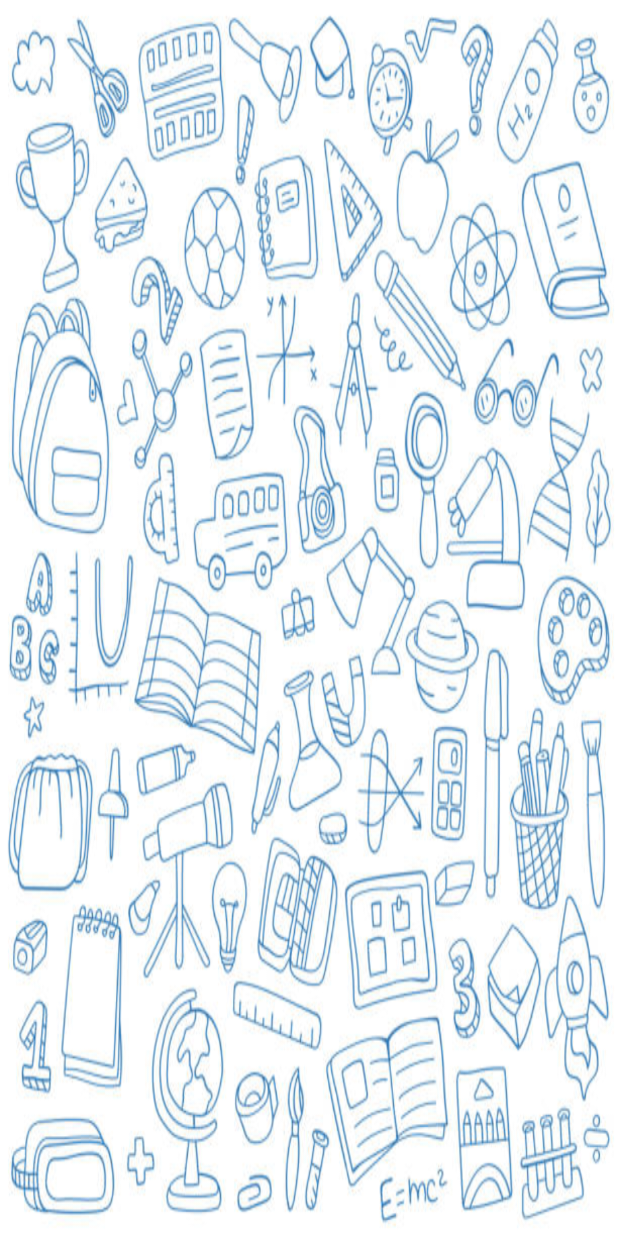
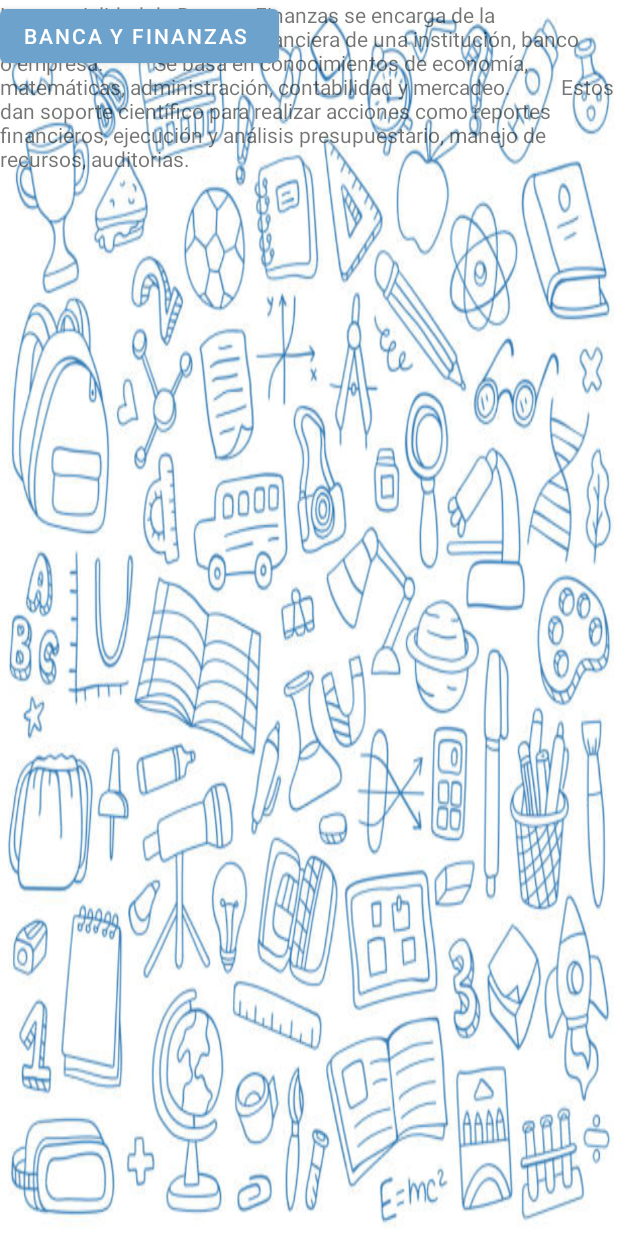
Before and after one commit to NatillaCasera/CTPVazquezDeCoronado, an Android app: the layout fragment_dashboard.xml on its own in the app's theme, with its tools: preview values and no code run, on a phone screen of 412 x 824 dp. Run offline under Robolectric (Android 15) with nearby library versions, the phone set to English and light mode, and no system bars.

Commit message:
ya ni me acuerdo

```diff
--- a/app/src/main/java/com/example/myapplication/ui/dashboard/DashboardFragment.java
+++ b/app/src/main/java/com/example/myapplication/ui/dashboard/DashboardFragment.java
@@ -29,6 +29,8 @@ public class DashboardFragment extends Fragment {
         return root;
     }
 
+
+
     @Override
     public void onDestroyView() {
         super.onDestroyView();
--- a/app/src/main/res/layout/fragment_dashboard.xml
+++ b/app/src/main/res/layout/fragment_dashboard.xml
@@ -5,7 +5,9 @@
     android:layout_width="match_parent"
     android:layout_height="match_parent"
     android:background="@drawable/fondo_home_app"
-    tools:context=".ui.dashboard.DashboardFragment">
+    tools:context=".ui.dashboard.DashboardFragment"
+    tools:ignore="MissingConstraints">
+
 
     <TextView
         android:id="@+id/text_dashboard"
@@ -18,6 +20,29 @@
         android:textSize="20sp"
         app:layout_constraintBottom_toBottomOf="parent"
         app:layout_constraintEnd_toEndOf="parent"
+        app:layout_constraintHorizontal_bias="0.0"
         app:layout_constraintStart_toStartOf="parent"
-        app:layout_constraintTop_toTopOf="parent" />
+        app:layout_constraintTop_toTopOf="parent"
+        app:layout_constraintVertical_bias="0.813" />
+
+    <Button
+        android:id="@+id/button2"
+        android:layout_width="wrap_content"
+        android:layout_height="wrap_content"
+        android:text="Banca y finanzas "
+        tools:layout_editor_absoluteX="20dp"
+        tools:layout_editor_absoluteY="23dp" />
+
+    <TextView
+        android:id="@+id/textView5"
+        android:layout_width="wrap_content"
+        android:layout_height="wrap_content"
+        android:text="La especialidad de Banca y Finanzas se encarga de la administración gerencial y financiera de una institución, banco o empresa.
+         Se basa en conocimientos de economía, matemáticas, administración, contabilidad y mercadeo.
+         Estos dan soporte científico para realizar acciones como reportes financieros, ejecución y análisis presupuestario, manejo de recursos, auditorias."
+
+        tools:layout_editor_absoluteX="39dp"
+        tools:layout_editor_absoluteY="81dp" />
+
+
 </androidx.constraintlayout.widget.ConstraintLayout>
--- a/app/src/main/res/layout/fragment_home.xml
+++ b/app/src/main/res/layout/fragment_home.xml
@@ -13,14 +13,14 @@
         android:layout_height="43dp"
         android:fontFamily="sans-serif-condensed-medium"
         android:text="Bienvenido"
+        android:textColor="@color/black"
         android:textSize="30sp"
-        android:textColor="@color/black"
         app:layout_constraintBottom_toBottomOf="parent"
         app:layout_constraintEnd_toEndOf="parent"
-        app:layout_constraintHorizontal_bias="0.385"
+        app:layout_constraintHorizontal_bias="0.498"
         app:layout_constraintStart_toStartOf="parent"
         app:layout_constraintTop_toTopOf="parent"
-        app:layout_constraintVertical_bias="0.133" />
+        app:layout_constraintVertical_bias="0.051" />
 
     <TextView
         android:id="@+id/textView3"
```
